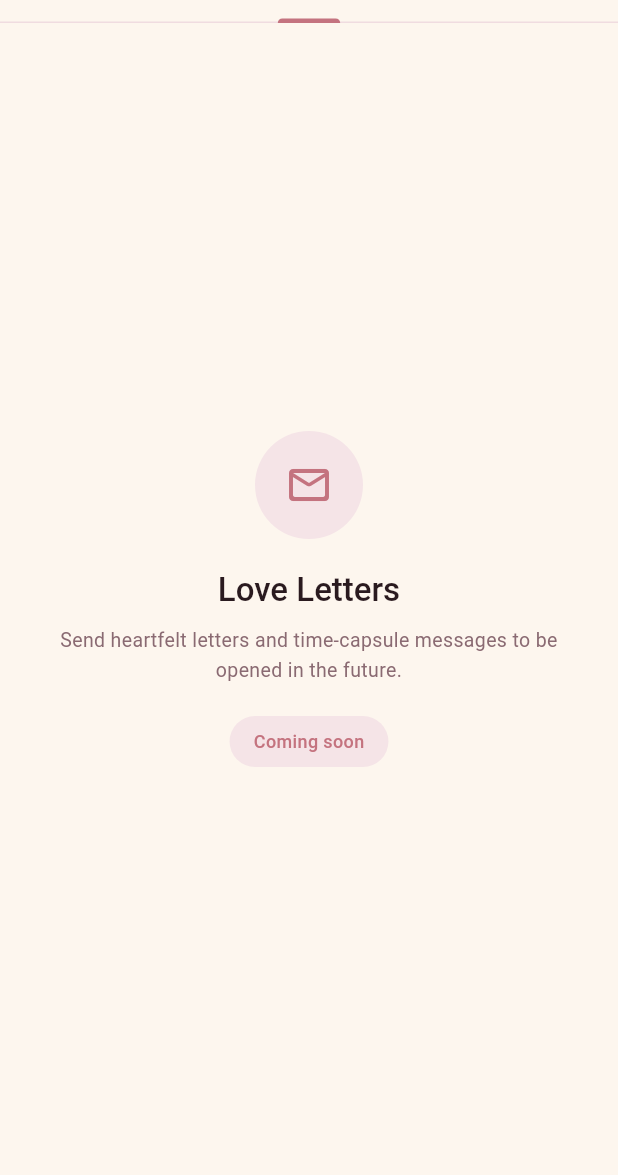
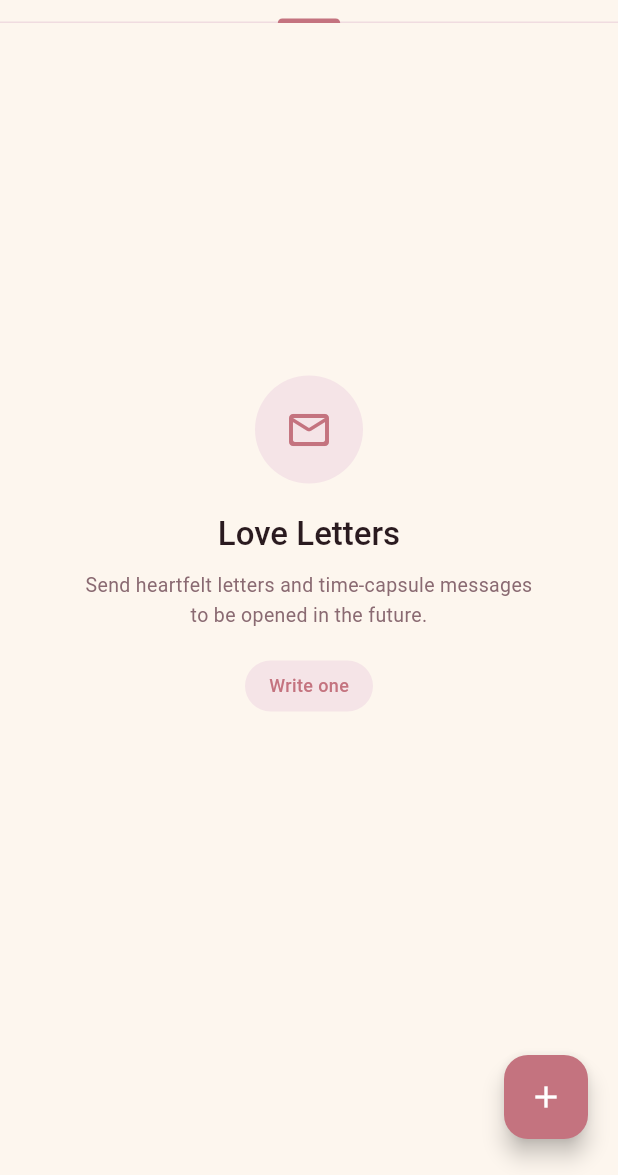
Before and after one commit to AlyeshaS/hackhive-2026, a Flutter app: the ConnectScreen screen opened directly, tab 2 chosen, on a phone screen of 412 x 824 dp, the part 61-1236 px from its top. Run offline on Flutter 3.47's test engine with Material 3 defaults, Android fonts, the phone set to English and light mode, and no system bars; our stand-ins replace cloud_firestore, firebase_auth, firebase_core, flutter_card_swiper, flutter_dotenv, google_sign_in and 1 more; accounts and stored records are empty; network calls fail; Roboto replaces fonts that are missing (CormorantGaramond, DMSans).

Commit message:
love letters updated

```diff
--- a/lib/main.dart
+++ b/lib/main.dart
@@ -8,7 +8,7 @@ import 'main_page.dart';
 import 'auth/auth_gate.dart';
 import 'package:flutter_dotenv/flutter_dotenv.dart';
 import 'theme_provider.dart';
-import 'notifications_service.dart';
+import 'services/notifications_service.dart';
 
 void main() async {
   WidgetsFlutterBinding.ensureInitialized();
--- /dev/null
+++ b/lib/models/love_letter.dart
@@ -0,0 +1,36 @@
+import 'package:cloud_firestore/cloud_firestore.dart';
+
+class LoveLetter {
+  final String id;
+  final String senderId;
+  final String recipientId;
+  final String text;
+  final DateTime createdAt;
+
+  LoveLetter({
+    required this.id,
+    required this.senderId,
+    required this.recipientId,
+    required this.text,
+    required this.createdAt,
+  });
+
+  factory LoveLetter.fromDoc(DocumentSnapshot doc) {
+    final data = doc.data() as Map<String, dynamic>? ?? {};
+    final ts = data['createdAt'] as Timestamp?;
+    return LoveLetter(
+      id: doc.id,
+      senderId: (data['senderId'] as String?) ?? '',
+      recipientId: (data['recipientId'] as String?) ?? '',
+      text: (data['text'] as String?) ?? '',
+      createdAt: ts?.toDate() ?? DateTime.now(),
+    );
+  }
+
+  Map<String, dynamic> toMap() => {
+    'senderId': senderId,
+    'recipientId': recipientId,
+    'text': text,
+    'createdAt': Timestamp.fromDate(createdAt),
+  };
+}
--- a/lib/tabs/connect/connect_screen.dart
+++ b/lib/tabs/connect/connect_screen.dart
@@ -1,6 +1,9 @@
 // connect_screen.dart
 import 'package:flutter/material.dart';
 import '../deep_talk/deep_talk_screen.dart';
+import 'package:cloud_firestore/cloud_firestore.dart';
+import 'package:firebase_auth/firebase_auth.dart';
+import '../love_letters_tab.dart';
 
 class ConnectScreen extends StatefulWidget {
   const ConnectScreen({super.key});
@@ -57,13 +60,7 @@ class _ConnectScreenState extends State<ConnectScreen>
               controller: _tabController,
               children: [
                 const DeepTalkScreen(),
-                _ComingSoonTab(
-                  icon: Icons.mail_outline_rounded,
-                  title: 'Love Letters',
-                  subtitle:
-                      'Send heartfelt letters and time-capsule messages to be opened in the future.',
-                  cs: cs,
-                ),
+                const LoveLettersTab(),
                 _ComingSoonTab(
                   icon: Icons.handshake_outlined,
                   title: 'Conflict Mode',
--- /dev/null
+++ b/lib/tabs/love_letters_tab.dart
@@ -0,0 +1,270 @@
+import 'package:flutter/material.dart';
+import 'package:firebase_auth/firebase_auth.dart';
+import '../services/love_letter_service.dart';
+import '../widgets/love_letter_tile.dart';
+import '../models/love_letter.dart';
+import 'compose_love_letter.dart';
+
+class LoveLettersTab extends StatefulWidget {
+  const LoveLettersTab({super.key});
+
+  @override
+  State<LoveLettersTab> createState() => _LoveLettersTabState();
+}
+
+class _LoveLettersTabState extends State<LoveLettersTab> {
+  bool _showSent = false;
+
+  @override
+  Widget build(BuildContext context) {
+    final cs = Theme.of(context).colorScheme;
+    return Stack(
+      children: [
+        Padding(
+          padding: const EdgeInsets.fromLTRB(16, 16, 16, 90),
+          child: StreamBuilder<List<LoveLetter>>(
+            initialData: const <LoveLetter>[],
+            stream: LoveLetterService().streamForCurrentUser(),
+            builder: (context, snapshot) {
+              final letters = snapshot.data ?? [];
+              final user = FirebaseAuth.instance.currentUser;
+              final uid = user?.uid ?? '';
+              final received = letters
+                  .where((l) => l.recipientId == uid)
+                  .toList();
+              final sent = letters.where((l) => l.senderId == uid).toList();
+              if (!snapshot.hasData) {
+                return const Center(child: CircularProgressIndicator());
+              }
+
+              // Empty states for each tab
+              if (!_showSent && received.isEmpty) {
+                return _buildEmptyState(context, cs);
+              }
+              if (_showSent && sent.isEmpty) {
+                return Center(
+                  child: Padding(
+                    padding: const EdgeInsets.all(40),
+                    child: Column(
+                      mainAxisSize: MainAxisSize.min,
+                      children: [
+                        Icon(
+                          Icons.send_outlined,
+                          size: 56,
+                          color: cs.onSurfaceVariant,
+                        ),
+                        const SizedBox(height: 12),
+                        Text(
+                          'No sent letters',
+                          style: Theme.of(context).textTheme.titleMedium,
+                        ),
+                        const SizedBox(height: 8),
+                        Text(
+                          'Your sent letters will appear here.',
+                          style: Theme.of(context).textTheme.bodyMedium
+                              ?.copyWith(color: cs.onSurfaceVariant),
+                        ),
+                      ],
+                    ),
+                  ),
+                );
+              }
+
+              final listToShow = _showSent ? sent : received;
+
+              return Column(
+                children: [
+                  Padding(
+                    padding: const EdgeInsets.symmetric(
+                      horizontal: 8,
+                      vertical: 6,
+                    ),
+                    child: Row(
+                      mainAxisAlignment: MainAxisAlignment.center,
+                      children: [
+                        GestureDetector(
+                          onTap: () => setState(() => _showSent = true),
+                          child: _LegendChip(
+                            icon: Icons.send_outlined,
+                            label: 'Sent',
+                            cs: cs,
+                            active: _showSent,
+                          ),
+                        ),
+                        const SizedBox(width: 12),
+                        GestureDetector(
+                          onTap: () => setState(() => _showSent = false),
+                          child: _LegendChip(
+                            icon: Icons.inbox_rounded,
+                            label: 'Received',
+                            cs: cs,
+                            active: !_showSent,
+                          ),
+                        ),
+                      ],
+                    ),
+                  ),
+                  const SizedBox(height: 8),
+                  Expanded(
+                    child: AnimatedSwitcher(
+                      duration: const Duration(milliseconds: 300),
+                      switchInCurve: Curves.easeOut,
+                      switchOutCurve: Curves.easeIn,
+                      transitionBuilder: (child, animation) {
+                        final offsetAnim = Tween<Offset>(
+                          begin: const Offset(0, 0.02),
+                          end: Offset.zero,
+                        ).animate(animation);
+                        return FadeTransition(
+                          opacity: animation,
+                          child: SlideTransition(
+                            position: offsetAnim,
+                            child: child,
+                          ),
+                        );
+                      },
+                      child: ListView.separated(
+                        key: ValueKey<bool>(_showSent),
+                        itemCount: listToShow.length,
+                        separatorBuilder: (_, __) => const SizedBox(height: 12),
+                        itemBuilder: (context, idx) {
+                          final letter = listToShow[idx];
+                          if (_showSent) {
+                            return LoveLetterTile(
+                              letter: letter,
+                              onTap: () => Navigator.push(
+                                context,
+                                MaterialPageRoute(
+                                  builder: (_) => ComposeLoveLetterPage(
+                                    editingLetter: letter,
+                                  ),
+                                ),
+                              ),
+                            );
+                          }
+                          return LoveLetterTile(letter: letter);
+                        },
+                      ),
+                    ),
+                  ),
+                ],
+              );
+            },
+          ),
+        ),
+        Positioned(
+          right: 20,
+          bottom: 24,
+          child: FloatingActionButton(
+            backgroundColor: cs.primary,
+            foregroundColor: cs.onPrimary,
+            onPressed: () => Navigator.push(
+              context,
+              MaterialPageRoute(builder: (_) => const ComposeLoveLetterPage()),
+            ),
+            child: const Icon(Icons.add),
+          ),
+        ),
+      ],
+    );
+  }
+
+  Widget _buildEmptyState(BuildContext context, ColorScheme cs) {
+    return Center(
+      child: Padding(
+        padding: const EdgeInsets.all(40),
+        child: Column(
+          mainAxisSize: MainAxisSize.min,
+          children: [
+            Container(
+              width: 72,
+              height: 72,
+              decoration: BoxDecoration(
+                shape: BoxShape.circle,
+                color: cs.primaryContainer,
+              ),
+              child: Icon(
+                Icons.mail_outline_rounded,
+                size: 32,
+                color: cs.primary,
+              ),
+            ),
+            const SizedBox(height: 20),
+            Text(
+              'Love Letters',
+              style: Theme.of(context).textTheme.titleLarge,
+              textAlign: TextAlign.center,
+            ),
+            const SizedBox(height: 10),
+            Text(
+              'Send heartfelt letters and time-capsule messages to be opened in the future.',
+              style: Theme.of(
+                context,
+              ).textTheme.bodyMedium?.copyWith(color: cs.onSurfaceVariant),
+              textAlign: TextAlign.center,
+            ),
+            const SizedBox(height: 20),
+            Container(
+              padding: const EdgeInsets.symmetric(horizontal: 16, vertical: 8),
+              decoration: BoxDecoration(
+                color: cs.primaryContainer,
+                borderRadius: BorderRadius.circular(100),
+              ),
+              child: Text(
+                'Write one',
+                style: TextStyle(
+                  fontFamily: 'DMSans',
+                  fontSize: 12,
+                  fontWeight: FontWeight.w500,
+                  color: cs.primary,
+                ),
+              ),
+            ),
+          ],
+        ),
+      ),
+    );
+  }
+}
+
+class _LegendChip extends StatelessWidget {
+  final IconData icon;
+  final String label;
+  final ColorScheme cs;
+  final bool active;
+  const _LegendChip({
+    required this.icon,
+    required this.label,
+    required this.cs,
+    required this.active,
+  });
+
+  @override
+  Widget build(BuildContext context) {
+    return Row(
+      children: [
+        Container(
+          width: 36,
+          height: 36,
+          decoration: BoxDecoration(
+            shape: BoxShape.circle,
+            color: active ? cs.primaryContainer : cs.surfaceContainerHighest,
+            border: Border.all(color: active ? cs.primary : cs.outlineVariant),
+          ),
+          child: Icon(
+            icon,
+            size: 18,
+            color: active ? cs.primary : cs.onSurfaceVariant,
+          ),
+        ),
+        const SizedBox(width: 8),
+        Text(
+          label,
+          style: Theme.of(context).textTheme.bodyMedium?.copyWith(
+            color: active ? cs.onSurface : cs.onSurfaceVariant,
+          ),
+        ),
+      ],
+    );
+  }
+}
--- a/lib/tabs/settings_page.dart
+++ b/lib/tabs/settings_page.dart
@@ -5,7 +5,7 @@ import 'package:cloud_firestore/cloud_firestore.dart';
 import 'package:provider/provider.dart';
 import '../auth/auth_service.dart';
 import '../theme_provider.dart';
-import '../notifications_service.dart';
+import '../services/notifications_service.dart';
 import 'preferences/preferences_service.dart';
 
 // ── Companion data ─────────────────────────────────────────────────────────────
```
Also changed, not shown: lib/services/love_letter_service.dart (added, +87 -0 lines), lib/tabs/compose_love_letter.dart (added, +164 -0 lines), lib/tabs/love_letter_detail.dart (added, +48 -0 lines), lib/widgets/love_letter_tile.dart (added, +69 -0 lines).
